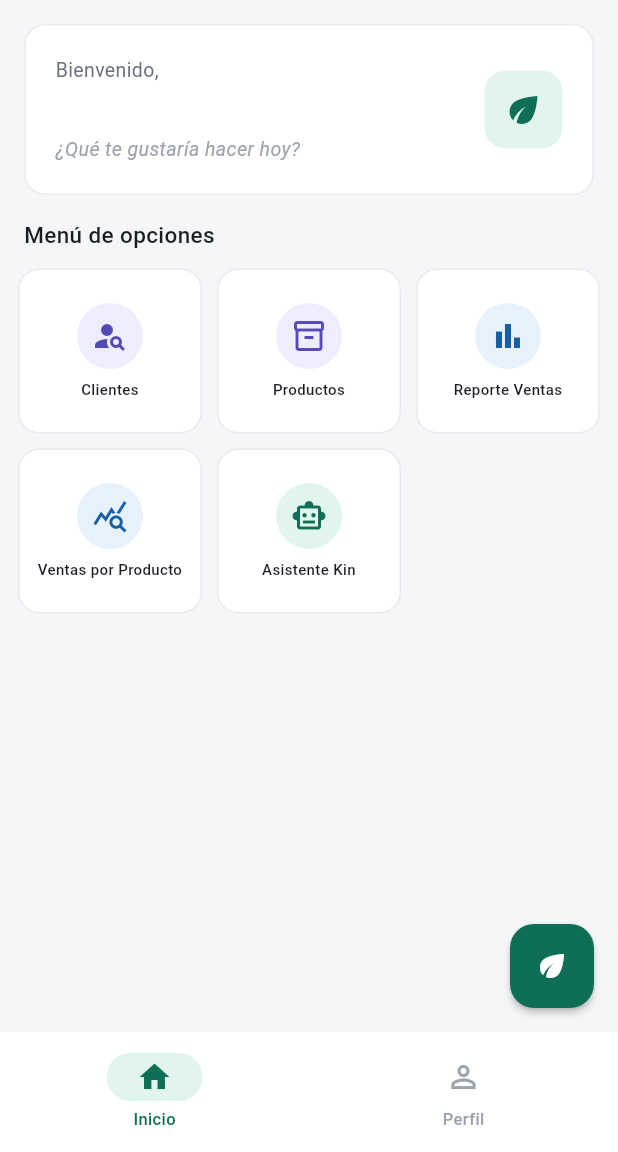
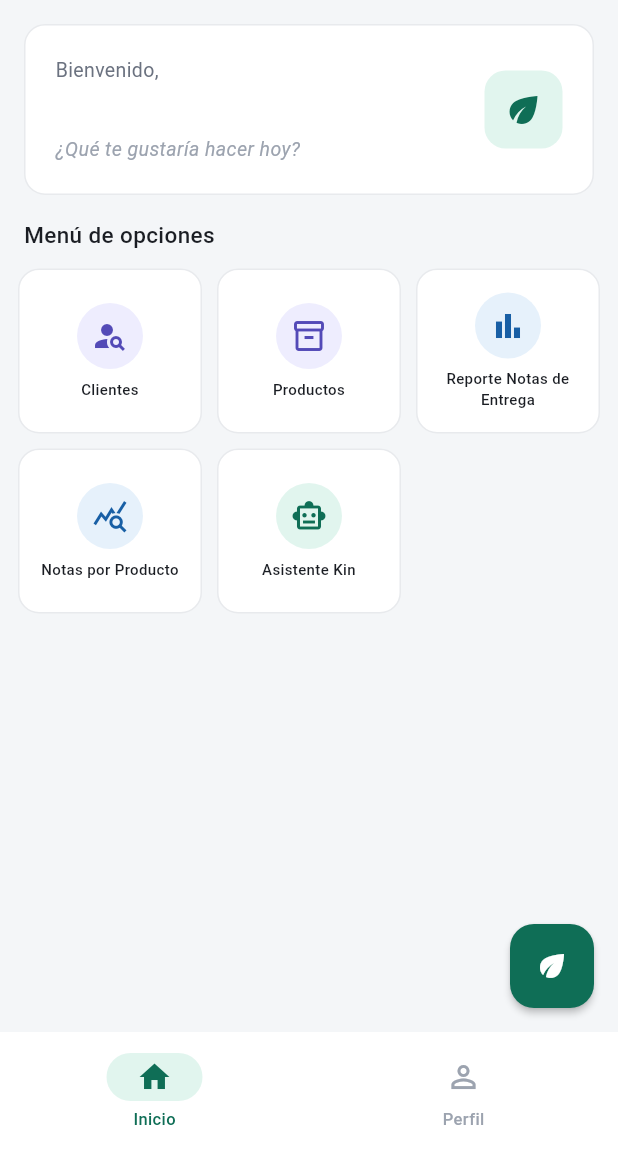
Before and after one commit to williamVelasquez2904/kinta, a Flutter app: the HomeScreen screen opened directly with empty values, on a phone screen of 412 x 824 dp, the part 84-1236 px from its top. Run offline on Flutter 3.47's test engine with Material 3 defaults, Android fonts, the phone set to English and light mode, and no system bars; our stand-ins replace fl_chart, image_picker, pdf, printing, shared_preferences, signature; missing offline and left inert: window_manager; accounts and stored records are empty.

Commit message:
upd para NE

```diff
--- a/lib/screens/home_screen.dart
+++ b/lib/screens/home_screen.dart
@@ -99,14 +99,16 @@ class _HomeScreenState extends State<HomeScreen> {
     if (widget.user.accesoVentas)
       {
         'icon': Icons.point_of_sale,
-        'label': 'Ventas',
+        /*'label': 'Ventas',*/
+        'label': 'Notas de Entrega',
         'color': AppColors.info,
         'colorBg': AppColors.infoBg,
         'screen': VentasScreen(user: widget.user),
       },
     {
       'icon': Icons.bar_chart,
-      'label': 'Reporte Ventas',
+      'label': 'Reporte Notas de Entrega',
+      /*'label': 'Reporte Ventas',*/
       'color': AppColors.info,
       'colorBg': AppColors.infoBg,
       'screen': ReporteVentasScreen(user: widget.user),
@@ -115,7 +117,8 @@ class _HomeScreenState extends State<HomeScreen> {
     //
     {
       'icon': Icons.query_stats,
-      'label': 'Ventas por Producto',
+      'label': 'Notas por Producto',
+      /*'label': 'Ventas por Producto',*/
       'color': AppColors.info,
       'colorBg': AppColors.infoBg,
       'screen': ReporteProductoScreen(user: widget.user),
--- a/lib/screens/mis_ventas_screen.dart
+++ b/lib/screens/mis_ventas_screen.dart
@@ -170,7 +170,7 @@ class _MisVentasScreenState extends State<MisVentasScreen> {
                             crossAxisAlignment: CrossAxisAlignment.start,
                             children: [
                               const Text(
-                                'Total Vendido',
+                                'Total Notas',
                                 style: TextStyle(
                                     color: AppColors.textSecondary,
                                     fontSize: 13),
--- a/lib/screens/nota_entrega_screen.dart
+++ b/lib/screens/nota_entrega_screen.dart
@@ -136,7 +136,7 @@ class _NotaEntregaScreenState extends State<NotaEntregaScreen> {
                                 color: AppColors.success, size: 56),
                             const SizedBox(height: 12),
                             const Text(
-                              '¡Venta registrada!',
+                              'Nota registrada!',
                               style: TextStyle(
                                 color: AppColors.success,
                                 fontSize: 18,
--- a/lib/screens/nueva_venta_screen.dart
+++ b/lib/screens/nueva_venta_screen.dart
@@ -270,7 +270,7 @@ class _NuevaVentaScreenState extends State<NuevaVentaScreen> {
           crossAxisAlignment: CrossAxisAlignment.start,
           children: [
             // ── Fecha de la venta ─────────────────────────
-            _seccion('FECHA DE VENTA'),
+            _seccion('FECHA DE LA NOTA'),
             const SizedBox(height: 8),
             GestureDetector(
               onTap: _seleccionarFecha,
@@ -746,7 +746,7 @@ class _NuevaVentaScreenState extends State<NuevaVentaScreen> {
                       )
                     : const Icon(Icons.save),
                 label: Text(
-                  _isGuardando ? 'Guardando...' : 'Registrar Venta',
+                  _isGuardando ? 'Guardando...' : 'Registrar Nota de Entrega',
                   style: const TextStyle(
                     fontSize: 15,
                     fontWeight: FontWeight.w500,
--- a/lib/screens/reporte_producto_screen.dart
+++ b/lib/screens/reporte_producto_screen.dart
@@ -168,7 +168,8 @@ class _ReporteProductoScreenState extends State<ReporteProductoScreen> {
   Widget build(BuildContext context) {
     return Scaffold(
       appBar: AppBar(
-        title: const Text('Ventas por Producto'),
+        /*title: const Text('Ventas por Producto'),*/
+        title: const Text('Notas por Producto'),
       ),
       body: Column(
         children: [
@@ -291,7 +292,7 @@ class _ReporteProductoScreenState extends State<ReporteProductoScreen> {
                                     color: AppColors.textHint, size: 52),
                                 const SizedBox(height: 12),
                                 Text(
-                                  'Sin ventas de "${_searchCtrl.text}"\nentre ${_fechaDisplay(_fechaDesde)} y ${_fechaDisplay(_fechaHasta)}',
+                                  'Sin Notas de "${_searchCtrl.text}"\nentre ${_fechaDisplay(_fechaDesde)} y ${_fechaDisplay(_fechaHasta)}',
                                   textAlign: TextAlign.center,
                                   style: const TextStyle(
                                       color: AppColors.textSecondary,
@@ -389,7 +390,7 @@ class _ReporteProductoScreenState extends State<ReporteProductoScreen> {
 
                               // ── Detalle ventas ────────────
                               const Text(
-                                'DETALLE DE VENTAS',
+                                'DETALLE DE NOTAS',
                                 style: TextStyle(
                                   color: AppColors.primary,
                                   fontSize: 11,
--- a/lib/screens/reporte_ventas_pdf.dart
+++ b/lib/screens/reporte_ventas_pdf.dart
@@ -45,7 +45,8 @@ class ReporteVentasPdf {
                   crossAxisAlignment: pw.CrossAxisAlignment.end,
                   children: [
                     pw.Text(
-                      'REPORTE DE VENTAS',
+                      /*'REPORTE DE VENTAS',*/
+                      'REPORTE DE NOTAS DE VENTA',
                       style: pw.TextStyle(
                           fontSize: 14, fontWeight: pw.FontWeight.bold),
                     ),
@@ -81,7 +82,7 @@ class ReporteVentasPdf {
           // ── Fila 1: Total vendido + Facturas ─────────────
           pw.Row(
             children: [
-              _tarjetaResumen('Total Vendido', _moneda(totalGeneral)),
+              _tarjetaResumen('Total Notas', _moneda(totalGeneral)),
               pw.SizedBox(width: 8),
               _tarjetaResumen('Facturas', '$totalFacturas'),
             ],
@@ -112,7 +113,8 @@ class ReporteVentasPdf {
           // ── Resumen por vendedor (admin) ──────────────────
           if (esAdmin && resumenVendedores.isNotEmpty) ...[
             pw.Text(
-              'VENTAS POR VENDEDOR',
+              /*'VENTAS POR VENDEDOR',*/
+              'NOTAS POR VENDEDOR',
               style: pw.TextStyle(fontSize: 11, fontWeight: pw.FontWeight.bold),
             ),
             pw.SizedBox(height: 6),
--- a/lib/screens/reporte_ventas_screen.dart
+++ b/lib/screens/reporte_ventas_screen.dart
@@ -129,8 +129,9 @@ class _ReporteVentasScreenState extends State<ReporteVentasScreen> {
         facturas: _facturas,
       );
 
-      await AuditoriaService().exportarReporte(widget.user, 'Reporte de Ventas');
-
+      await AuditoriaService()
+          /*.exportarReporte(widget.user, 'Reporte de Ventas');*/
+          .exportarReporte(widget.user, 'Reporte de Notas');
       await Printing.layoutPdf(
         onLayout: (format) => pdf.save(),
         name:
@@ -180,7 +181,8 @@ class _ReporteVentasScreenState extends State<ReporteVentasScreen> {
   Widget build(BuildContext context) {
     return Scaffold(
       appBar: AppBar(
-        title: const Text('Reporte de Ventas'),
+        /*title: const Text('Reporte de Ventas'),*/
+        title: const Text('Reporte de Notas'),
         actions: [
           IconButton(
             icon: const Icon(Icons.refresh),
@@ -251,7 +253,7 @@ class _ReporteVentasScreenState extends State<ReporteVentasScreen> {
                             children: [
                               Expanded(
                                 child: _tarjetaResumen(
-                                  'Total Vendido',
+                                  'Total Notas',
                                   FormatoNumero.monedaConSimbolo(_totalGeneral),
                                   AppColors.primary,
                                   Icons.attach_money,
--- a/lib/screens/reporte_ventas_screen_dos.dart
+++ b/lib/screens/reporte_ventas_screen_dos.dart
@@ -129,7 +129,8 @@ class _ReporteVentasScreenState extends State<ReporteVentasScreen> {
         facturas: _facturas,
       );
 
-      await AuditoriaService().exportarReporte(widget.user, 'Reporte de Ventas');
+      await AuditoriaService()
+          .exportarReporte(widget.user, 'Reporte de Ventas');
 
       await Printing.layoutPdf(
         onLayout: (format) => pdf.save(),
@@ -180,7 +181,8 @@ class _ReporteVentasScreenState extends State<ReporteVentasScreen> {
   Widget build(BuildContext context) {
     return Scaffold(
       appBar: AppBar(
-        title: const Text('Reporte de Ventas'),
+        /*title: const Text('Reporte de Ventas'),*/
+        title: const Text('Reporte de Notas'),
         actions: [
           IconButton(
             icon: const Icon(Icons.refresh),
@@ -251,7 +253,7 @@ class _ReporteVentasScreenState extends State<ReporteVentasScreen> {
                             children: [
                               Expanded(
                                 child: _tarjetaResumen(
-                                  'Total Vendido',
+                                  'Total Notas',
                                   FormatoNumero.monedaConSimbolo(_totalGeneral),
                                   AppColors.primary,
                                   Icons.attach_money,
--- a/lib/screens/ventas_screen.dart
+++ b/lib/screens/ventas_screen.dart
@@ -79,15 +79,16 @@ class _VentasScreenState extends State<VentasScreen>
 
     return Scaffold(
       appBar: AppBar(
-        title: const Text('Ventas'),
+        /*title: const Text('Ventas'),*/
+        title: const Text('Notas'),
         bottom: TabBar(
           controller: _tabController,
           indicatorColor: AppColors.primary,
           labelColor: AppColors.primary,
           unselectedLabelColor: AppColors.textHint,
           tabs: const [
-            Tab(icon: Icon(Icons.add_shopping_cart), text: 'Nueva Venta'),
-            Tab(icon: Icon(Icons.receipt_long), text: 'Mis Ventas'),
+            Tab(icon: Icon(Icons.add_shopping_cart), text: 'Nueva Nota'),
+            Tab(icon: Icon(Icons.receipt_long), text: 'Mis Notas'),
           ],
         ),
       ),
--- a/lib/utils/reporte_ventas_pdf.dart
+++ b/lib/utils/reporte_ventas_pdf.dart
@@ -43,7 +43,7 @@ class ReporteVentasPdf {
                   crossAxisAlignment: pw.CrossAxisAlignment.end,
                   children: [
                     pw.Text(
-                      'REPORTE DE VENTAS',
+                      'REPORTE DE NOTAS DE VENTA',
                       style: pw.TextStyle(
                           fontSize: 14, fontWeight: pw.FontWeight.bold),
                     ),
```
Lines whose indentation alone changed are shown as unchanged.
